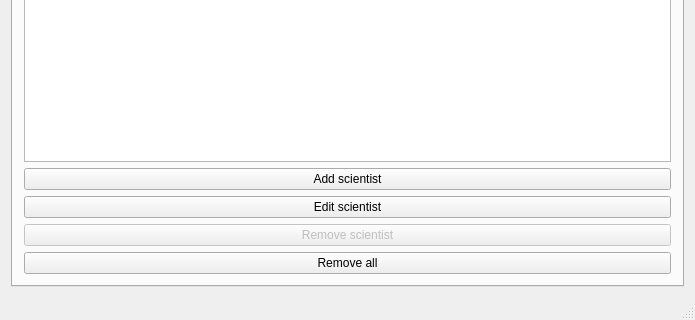
Old version of the form vln-vika3/vln3/mainwindow.ui in the repository hoddiingi/vln1-2016; both pictures show x 0 to 695 and y 332 to 652 of the 695 by 652 pixel window.
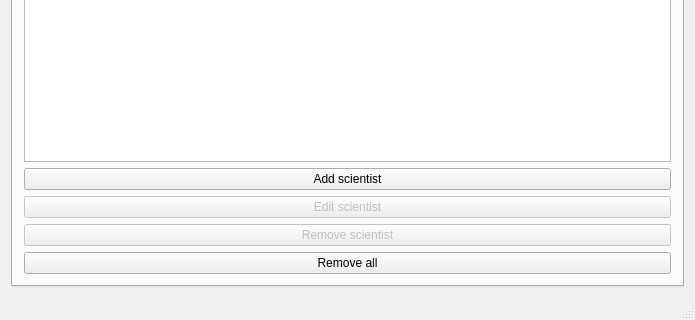
New version of the form. The open tabs and pages were chosen to show the change.

```diff
--- a/vln-vika3/vln3/mainwindow.ui
+++ b/vln-vika3/vln3/mainwindow.ui
@@ -119,7 +119,7 @@
         <item>
          <widget class="QPushButton" name="button_edit_scientist">
           <property name="enabled">
-           <bool>true</bool>
+           <bool>false</bool>
           </property>
           <property name="text">
            <string>Edit scientist</string>
```
Left out of the diff: 6 changed lines with no effect on the pictures.
